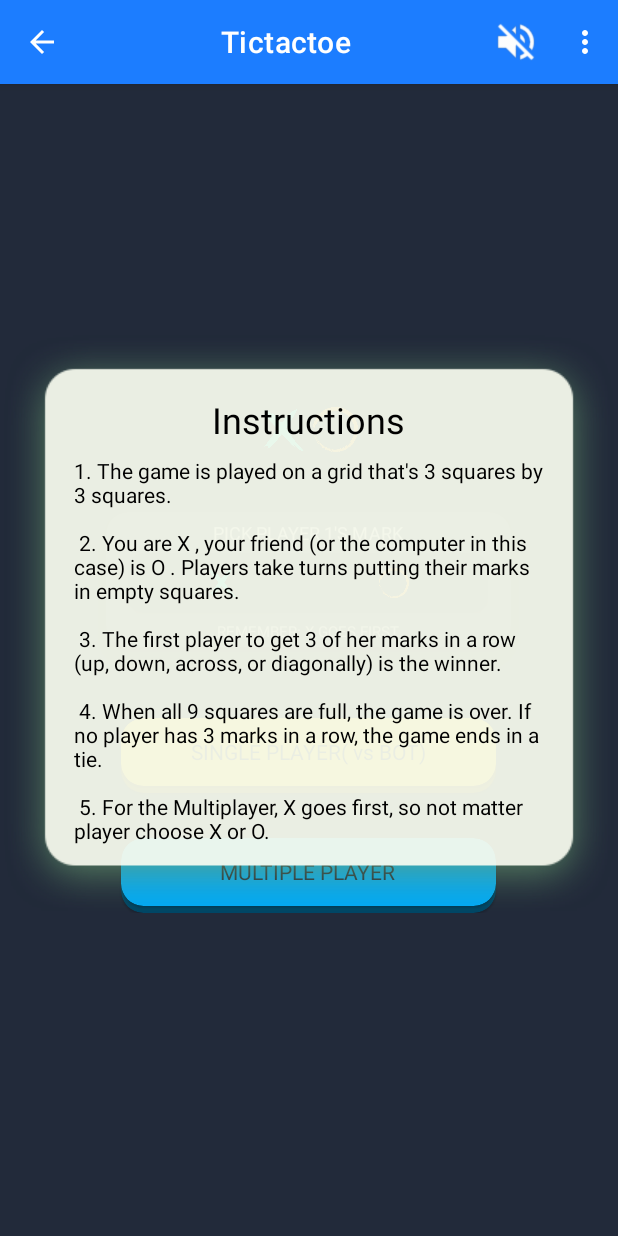
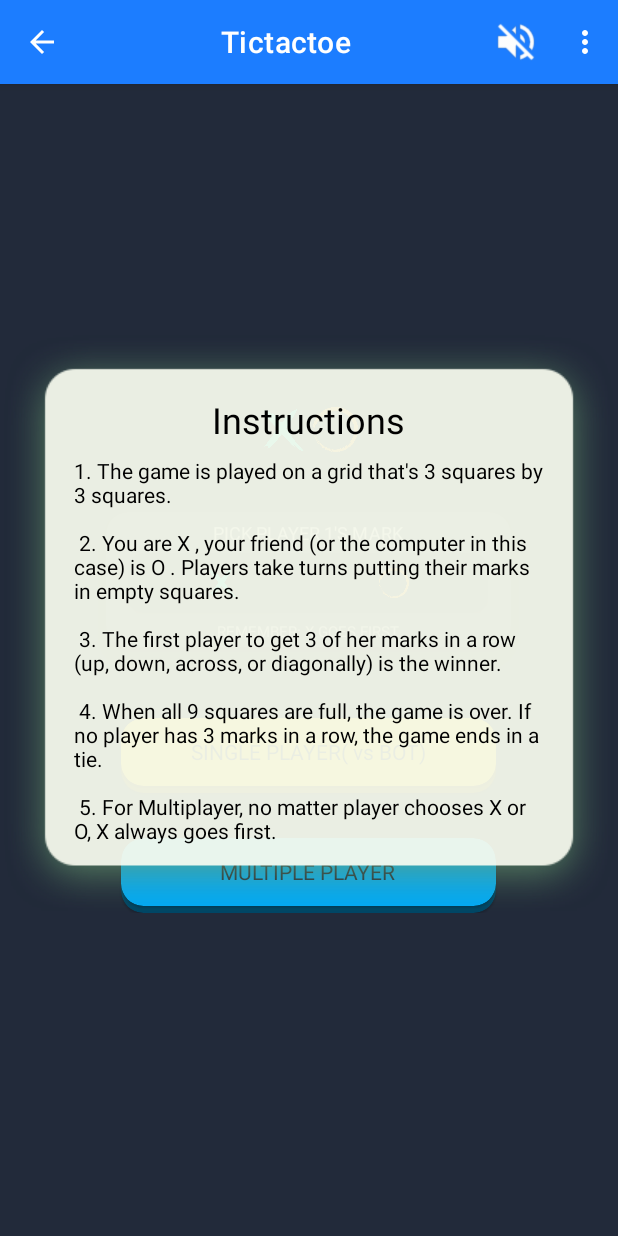
Before and after one commit to minhle28/Multigame, an Android app: the TictactoeGameActivity screen opened directly, with no data from a screen before it, in the options menu, after a tap on "Information", on a phone screen of 412 x 824 dp. Run offline under Robolectric (Android 15) with nearby library versions, the phone set to English and light mode, and no system bars; our stand-ins replace data binding.

Commit message:
fix mark X goes first

```diff
--- a/app/src/main/java/com/example/multigame/gameBasic/tictactoe/TictactoeGameActivity.java
+++ b/app/src/main/java/com/example/multigame/gameBasic/tictactoe/TictactoeGameActivity.java
@@ -81,8 +81,6 @@ public class TictactoeGameActivity extends BaseActivity<ActivityTictactoeGameBin
         player = MediaPlayer.create(this, R.raw.audio_tictactoe_game);
         player.setLooping(true);
         play_music = true;
-
-        //binding.setAction(this);
     }
 
     @Override
--- a/app/src/main/java/com/example/multigame/gameBasic/tictactoe/TictactoeMenuFragment.java
+++ b/app/src/main/java/com/example/multigame/gameBasic/tictactoe/TictactoeMenuFragment.java
@@ -54,7 +54,6 @@ public class TictactoeMenuFragment extends BaseFragment<TictactoeMenuFragmentBin
         play_music = true;
 
     }
-
 
     @Override
     public boolean onOptionsItemSelected(@NonNull MenuItem item) {
--- a/app/src/main/res/values/strings.xml
+++ b/app/src/main/res/values/strings.xml
@@ -44,7 +44,7 @@
         2. You are X , your friend (or the computer in this case) is O . Players take turns putting their marks in empty squares.\n\n
         3. The first player to get 3 of her marks in a row (up, down, across, or diagonally) is the winner.\n\n
         4. When all 9 squares are full, the game is over. If no player has 3 marks in a row, the game ends in a tie.\n\n
-        5. For the Multiplayer, X goes first, so not matter player choose X or O.
+        5. For Multiplayer, no matter player chooses X or O, X always goes first.
     </string>
 
     <!-- Memory Game -->
```
Also changed, not shown: app/src/main/java/com/example/multigame/gameBasic/tictactoe/TictactoeSingleAndDuoFragment.java (+4 -3 lines).
